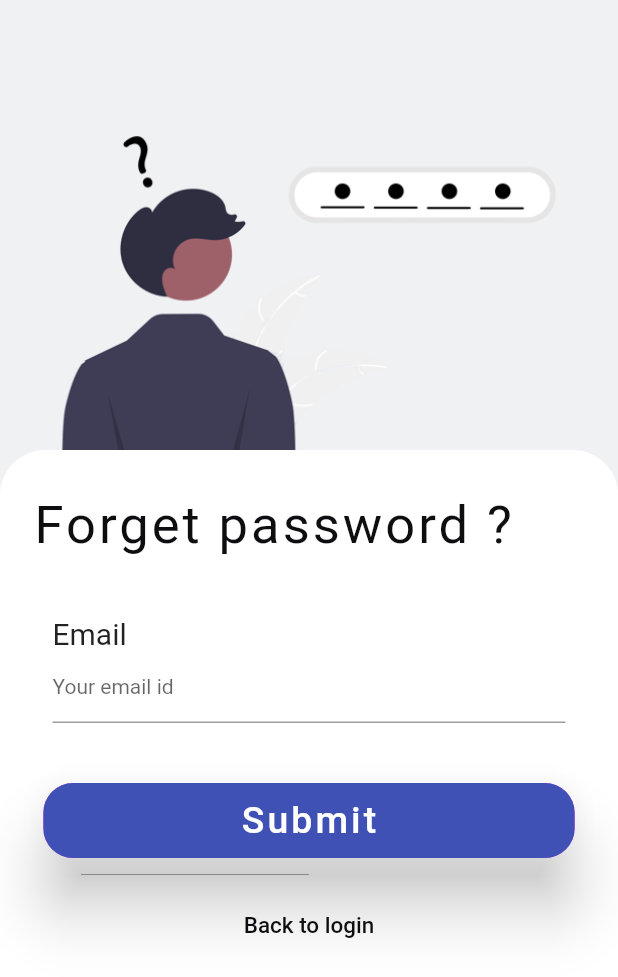
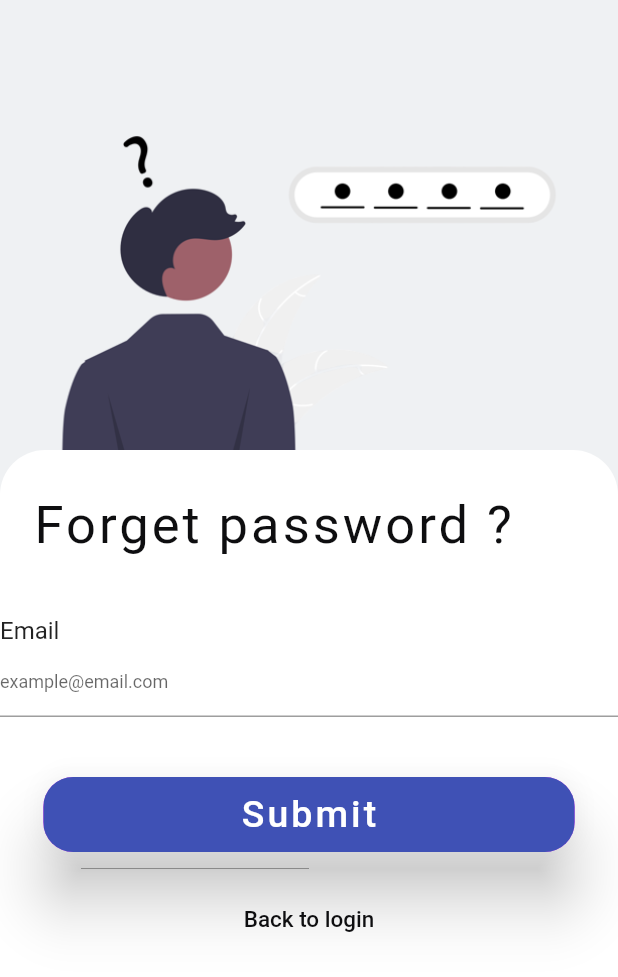
Before and after one commit to omjadhav3714/gallery-app, a Flutter app: the screen it shows after launch, after a tap on "Forget password ?", on a phone screen of 412 x 824 dp. Shown: the top 977 px of the screen. Run offline on Flutter 3.47's test engine with Material 2 defaults, Android fonts, the phone set to English and light mode, and no system bars; our stand-ins replace cached_network_image, cloud_firestore, firebase_auth, firebase_core, font_awesome_flutter, google_nav_bar and 6 more; missing offline and left inert: carbon_icons, image_editor; accounts and stored records are empty; Roboto replaces fonts that are missing (Lobster).

Commit message:
ui changes

```diff
--- a/lib/constants/strings.dart
+++ b/lib/constants/strings.dart
@@ -2,9 +2,9 @@
 const String login = "Log-in";
 const String loginB = "Login";
 const String email = "Email";
-const String emailP = "Your email id";
+const String emailP = "example@email.com";
 const String password = "Password";
-const String passwordP = "Your password";
+const String passwordP = "***********";
 const String forgetP = "Forget password ?";
 const String orLoginWith = "or Login with";
 
--- a/lib/views/auth_pages/login_page_view.dart
+++ b/lib/views/auth_pages/login_page_view.dart
@@ -5,6 +5,7 @@ import 'package:greetings_app/views/auth_pages/forget_password_page_view.dart';
 import 'package:greetings_app/views/utilities/show_error_view.dart';
 import '../../controllers/AuthController.dart';
 import '../widgets/authbutton_widget_view.dart';
+import '../widgets/round_edge_filled_button.dart';
 import '../widgets/socialbuttons_widget_view.dart';
 import '../widgets/textfield_widget_view.dart';
 import 'register_page_view.dart';
@@ -48,7 +49,7 @@ class _LoginPageViewState extends State<LoginPageView> {
             Expanded(
               child: SingleChildScrollView(
                 child: Container(
-                  height: MediaQuery.of(context).size.height * 0.75,
+                  height: MediaQuery.of(context).size.height * 0.825,
                   decoration: const BoxDecoration(
                       color: white,
                       borderRadius: BorderRadius.only(
@@ -60,26 +61,21 @@ class _LoginPageViewState extends State<LoginPageView> {
                           color: Color.fromARGB(255, 200, 200, 200),
                           blurRadius: 10.0,
                         ),
-                      ]),
+                      ],),
+                  child: Padding(
+                    padding: const EdgeInsets.all(20.0),
                     child: Form(
                       key: _formKey,
                       child: Column(
+                        mainAxisAlignment: MainAxisAlignment.spaceAround,
                         children: [
-                        const SizedBox(
-                          height: 30,
-                        ),
-                        Container(
-                          // color: Colors.red,
-                          alignment: Alignment.topLeft,
-                          margin: const EdgeInsets.only(left: 22, bottom: 20),
-                          child: const Text(
+                          const Text(
                             login,
                             style: TextStyle(
-                              fontSize: 35,
+                              fontSize: 25,
                               color: black,
                               letterSpacing: 1,
                               fontFamily: "Lobster",
-                            ),
                             ),
                           ),
                           const SizedBox(height: 20),
@@ -101,7 +97,7 @@ class _LoginPageViewState extends State<LoginPageView> {
                             },
                           ),
                           const SizedBox(
-                          height: 20,
+                            height: 10,
                           ),
                           TextFieldView(
                             controller: passwordController,
@@ -117,9 +113,7 @@ class _LoginPageViewState extends State<LoginPageView> {
                               return null;
                             },
                           ),
-                        Padding(
-                          padding: const EdgeInsets.only(right: 20),
-                          child: Row(
+                          Row(
                             mainAxisAlignment: MainAxisAlignment.end,
                             children: [
                               TextButton(
@@ -139,13 +133,12 @@ class _LoginPageViewState extends State<LoginPageView> {
                               ),
                             ],
                           ),
-                        ),
                           const SizedBox(
                             height: 10,
                           ),
-                        AuthButtonWidget(
-                          btnTxt: loginB,
-                          onPress: () async {
+                          RoundEdgeFilledButton(
+                            buttonText: loginB,
+                            onPressed: () async {
                               // Act only after the form fields are validated
                               if (_formKey.currentState!.validate()) {
                                 // Trigger Login functionality
@@ -170,7 +163,6 @@ class _LoginPageViewState extends State<LoginPageView> {
                           ),
                           Container(
                             width: double.infinity,
-                          height: 70,
                             alignment: Alignment.center,
                             margin: const EdgeInsets.only(top: 10),
                             child: Row(
@@ -227,6 +219,7 @@ class _LoginPageViewState extends State<LoginPageView> {
                     ),
                   ),
                 ),
+              ),
             )
           ],
         ),
--- a/lib/views/widgets/textfield_widget_view.dart
+++ b/lib/views/widgets/textfield_widget_view.dart
@@ -22,25 +22,19 @@ class TextFieldView extends StatelessWidget {
         children: [
           Flexible(
             flex: 1,
-            child: Container(
+            child: SizedBox(
               width: double.infinity,
-              margin: const EdgeInsets.symmetric(
-                horizontal: 35,
-              ),
+
               child: Text(
                 labelTxt ?? "",
                 style: const TextStyle(
-                  fontSize: 20,
+                  fontSize: 16,
                 ),
               ),
             ),
           ),
           Flexible(
             flex: 1,
-            child: Padding(
-              padding: const EdgeInsets.symmetric(
-                horizontal: 35,
-              ),
             child: TextFormField(
               controller: controller,
               validator: validator,
@@ -50,8 +44,7 @@ class TextFieldView extends StatelessWidget {
               decoration: InputDecoration(
                 // labelStyle:TextStyle(fontSize:14),
                 hintText: placeholderTxt,
-                  hintStyle: const TextStyle(fontSize: 14),
-                ),
+                hintStyle: const TextStyle(fontSize: 12),
               ),
             ),
           ),
```
Lines whose indentation alone changed are shown as unchanged.
